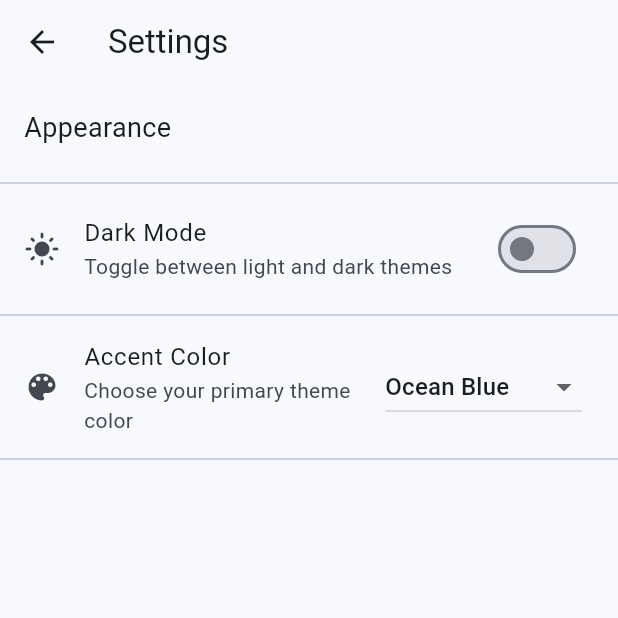
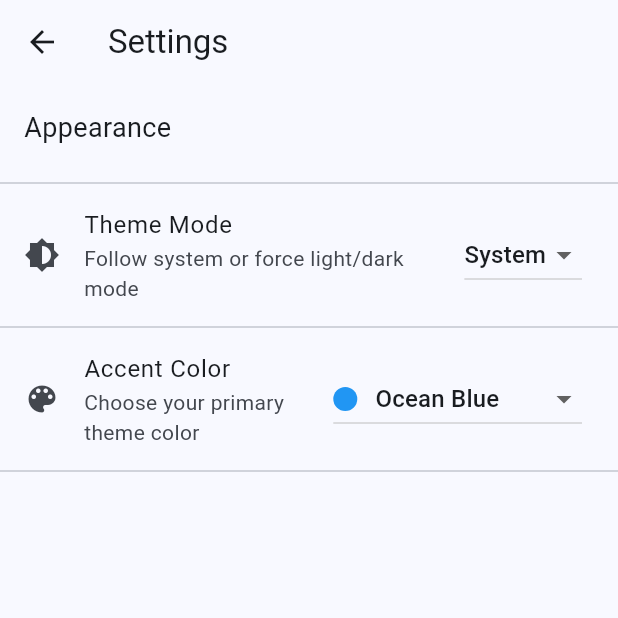
Before and after one commit to North-Abyss/Trackify-Flutter, a Flutter app: the screen it shows after launch, after a tap on the "settings" icon, on a phone screen of 412 x 824 dp, the top half of it. Run offline on Flutter 3.47's test engine with Material 3 defaults, Android fonts, the phone set to English and light mode, and no system bars; our stand-ins replace shared_preferences.

Commit message:
updated theme customs

```diff
--- a/assets/custom_theme.json
+++ b/assets/custom_theme.json
@@ -1,7 +1,7 @@
 {
-  "themeName": "Ocean Blue",
-  "primary": "#0D47A1",
-  "background": "#E3F2FD",
-  "card": "#BBDEFB",
+  "themeName": "Test",
+  "primary": "#61d679",
+  "background": "#65b3e7",
+  "card": "#77e787",
   "text": "#000000"
 }
--- a/lib/main.dart
+++ b/lib/main.dart
@@ -25,7 +25,12 @@ class MainApp extends StatelessWidget {
           return MaterialApp(
             debugShowCheckedModeBanner: false, // Bonus: removes the 'Debug' banner!
             title: 'Trackify',
-            theme: context.watch<ThemeProvider>().currentTheme,
+
+            // Flutter natively handles the switching now!
+            theme: context.watch<ThemeProvider>().lightTheme,
+            darkTheme: context.watch<ThemeProvider>().darkTheme,
+            themeMode: context.watch<ThemeProvider>().themeMode,
+
             home: DashboardScreen(),
           );
         },
--- a/lib/providers/theme_provider.dart
+++ b/lib/providers/theme_provider.dart
@@ -1,9 +1,15 @@
 //theme_provider.dart
 import 'package:flutter/material.dart';
 import 'package:shared_preferences/shared_preferences.dart'; //Import SharedPreferences
+// json to custom theme
+import 'dart:convert';
+import 'package:flutter/services.dart';
 
 class ThemeProvider extends ChangeNotifier {
-  bool _isDarkMode = false;
+  // Replace the _isDarkMode boolean with Flutter's native ThemeMode!
+  ThemeMode _themeMode = ThemeMode.system;
+  ThemeMode get themeMode => _themeMode;
+
   // 1. Our 10 Predefined Themes!
   final Map<String, Color> _predefinedThemes = {
     "Ocean Blue": Colors.blue,
@@ -20,24 +26,73 @@ class ThemeProvider extends ChangeNotifier {
 
   ThemeProvider() {
     _loadPreferences();
+    loadCustomTheme(); // custom theme from JSON
   }
 
   String _activeThemeName = "Ocean Blue"; // Default theme
 
   // Getters for the UI
-  bool get isDarkMode => _isDarkMode;
   String get activeThemeName => _activeThemeName;
   List<String> get availableThemes => _predefinedThemes.keys.toList();
 
-  // The Magic: Generating the ThemeData dynamically!
-  ThemeData get currentTheme {
-    Color seedColor = _predefinedThemes[_activeThemeName]!; // Get the selected color
+  Color getThemeColor(String name) => _predefinedThemes[name]!;
+
+  // Generate the Light version of the active color
+  ThemeData get lightTheme {
+    Color seedColor = _predefinedThemes[_activeThemeName] ?? _predefinedThemes['Ocean Blue']!;
+
+    // If the active theme is Custom, and we have JSON data, use it!
+    Color? customBackground;
+    Color? customSurface;
+    Color? customText;
+
+    if (_activeThemeName == 'Custom (JSON)' && _customThemeData != null) {
+        customBackground = _customThemeData!['background'] != null ? hexToColor(_customThemeData!['background']) : null;
+        customSurface = _customThemeData!['card'] != null ? hexToColor(_customThemeData!['card']) : null;
+        customText = _customThemeData!['text'] != null ? hexToColor(_customThemeData!['text']) : null;
+    }
 
     return ThemeData(
       useMaterial3: true,
       colorScheme: ColorScheme.fromSeed(
         seedColor: seedColor,
-        brightness: _isDarkMode ? Brightness.dark : Brightness.light,
+        brightness: Brightness.light,
+        // Override the defaults with our JSON colors if they exist
+        surface: customBackground,
+        surfaceContainerHighest: customSurface,
+        onSurface: customText,
+        onSurfaceVariant: customText,
+      ),
+    );
+  }
+
+  // Generate the Dark version of the active color
+  ThemeData get darkTheme {
+
+    Color seedColor = _predefinedThemes[_activeThemeName] ?? _predefinedThemes['Ocean Blue']!; // Fallback to Ocean Blue if something goes wrong
+
+    // If the active theme is Custom, and we have JSON data, use it!
+    Color? customBackground;
+    Color? customSurface;
+    Color? customText;
+
+    if (_activeThemeName == 'Custom (JSON)' && _customThemeData != null) {
+        customBackground = _customThemeData!['background'] != null ? hexToColor(_customThemeData!['background']) : null;
+        customSurface = _customThemeData!['card'] != null ? hexToColor(_customThemeData!['card']) : null;
+        customText = _customThemeData!['text'] != null ? hexToColor(_customThemeData!['text']) : null;
+    }
+
+
+    return ThemeData(
+      useMaterial3: true,
+      colorScheme: ColorScheme.fromSeed(
+        seedColor: seedColor,
+        brightness: Brightness.dark,
+        // Override the defaults with our JSON colors if they exist
+        surface: customBackground,
+        surfaceContainerHighest: customSurface,
+        onSurface: customText,
+        onSurfaceVariant: customText,
       ),
     );
   }
@@ -45,16 +100,16 @@ class ThemeProvider extends ChangeNotifier {
   // Load from Hard Drive
   Future<void> _loadPreferences() async {
     final prefs = await SharedPreferences.getInstance();
-    _isDarkMode = prefs.getBool('isDarkMode') ?? false;
+    _themeMode = ThemeMode.values[prefs.getInt('themeMode') ?? 0];
     _activeThemeName = prefs.getString('themeName') ?? "Ocean Blue";
     notifyListeners(); // Tell the UI we finished loading the saved theme
   }
 
-  // Save to Hard Drive when toggling Dark Mode
-  Future<void> toggleDarkMode() async {
-    _isDarkMode = !_isDarkMode;
+  // Update the toggle method to use ThemeMode
+  Future<void> setThemeMode(ThemeMode mode) async {
+    _themeMode = mode;
     final prefs = await SharedPreferences.getInstance();
-    await prefs.setBool('isDarkMode', _isDarkMode); // Save it!
+    await prefs.setInt('themeMode', mode.index); // Save the enum index (0, 1, or 2)
     notifyListeners();
   }
 
@@ -68,6 +123,29 @@ class ThemeProvider extends ChangeNotifier {
     }
   }
 
+  Map<String, dynamic>? _customThemeData;
+
+  // Fetch and parse the JSON file
+  Future<void> loadCustomTheme() async {
+    try {
+      // Read the file from the assets folder
+      final String jsonString = await rootBundle.loadString('assets/custom_theme.json');
+
+      // Decode the JSON string into a Dart Map
+      _customThemeData = jsonDecode(jsonString);
+
+      // Add "Custom" to our predefined themes map using the parsed primary color
+      if (_customThemeData != null && _customThemeData!['primary'] != null) {
+        _predefinedThemes['Custom (JSON)'] = hexToColor(_customThemeData!['primary']);
+      }
+
+      notifyListeners();
+    } catch (e) {
+      debugPrint("Error loading custom theme: $e");
+    }
+  }
+
+
 }
 
 
--- a/lib/screens/settings_screen.dart
+++ b/lib/screens/settings_screen.dart
@@ -11,7 +11,6 @@ class SettingsScreen extends StatelessWidget {
   Widget build(BuildContext context) {
     // WATCH the theme state
     final themeProvider = context.watch<ThemeProvider>();
-    final isDarkMode = themeProvider.isDarkMode;
     final activeThemeName = themeProvider.activeThemeName;
     final availableThemes = themeProvider.availableThemes;
 
@@ -26,16 +25,25 @@ class SettingsScreen extends StatelessWidget {
 
           const Divider(),
 
-          SwitchListTile(
-            title: const Text('Dark Mode'),
-            subtitle: const Text('Toggle between light and dark themes'),
-            secondary: Icon(isDarkMode ? Icons.dark_mode : Icons.light_mode),
-            value: isDarkMode, // The current position of the switch
-            onChanged: (bool value) {
-              // READ the provider and trigger the toggle function!
-              context.read<ThemeProvider>().toggleDarkMode();
-            },
+          ListTile(
+            leading: const Icon(Icons.brightness_6),
+            title: const Text('Theme Mode'),
+            subtitle: const Text('Follow system or force light/dark mode'),
+            trailing: DropdownButton<ThemeMode>(
+              value: themeProvider.themeMode,
+              items: const [
+                DropdownMenuItem(value: ThemeMode.system,child: Text('System')),
+                DropdownMenuItem(value: ThemeMode.light,child: Text('Light')),
+                DropdownMenuItem(value: ThemeMode.dark,child: Text('Dark')),
+              ],
+              onChanged : (ThemeMode? newMode) {
+                if (newMode != null) {
+                  themeProvider.setThemeMode(newMode);
+                }
+              },
+            ),
           ),
+
           const Divider(), // Adds a clean line below the setting
 
           // The Theme Color Selector
@@ -49,15 +57,31 @@ class SettingsScreen extends StatelessWidget {
               items: availableThemes.map((String themeName) {
                 return DropdownMenuItem<String>(
                   value: themeName,
-                  child: Text(themeName),
+                  child: Row(
+                    children: [
+                      // The Visual Color Circle!
+                      Container(
+                        width: 16,
+                        height: 16,
+                        decoration: BoxDecoration(
+                          color: context.read<ThemeProvider>().getThemeColor(themeName),
+                          shape: BoxShape.circle,
+                        ),
+                      ),
+                      const SizedBox(width: 12),
+                      Text(themeName),
+                    ],
+                  ),
                 );
               }).toList(),
+
               onChanged: (String? newThemeName) {
                 if (newThemeName != null) {
                   // Trigger the theme change!
                   context.read<ThemeProvider>().setTheme(newThemeName);
                 }
               },
+
             ),
           ),
 
```
